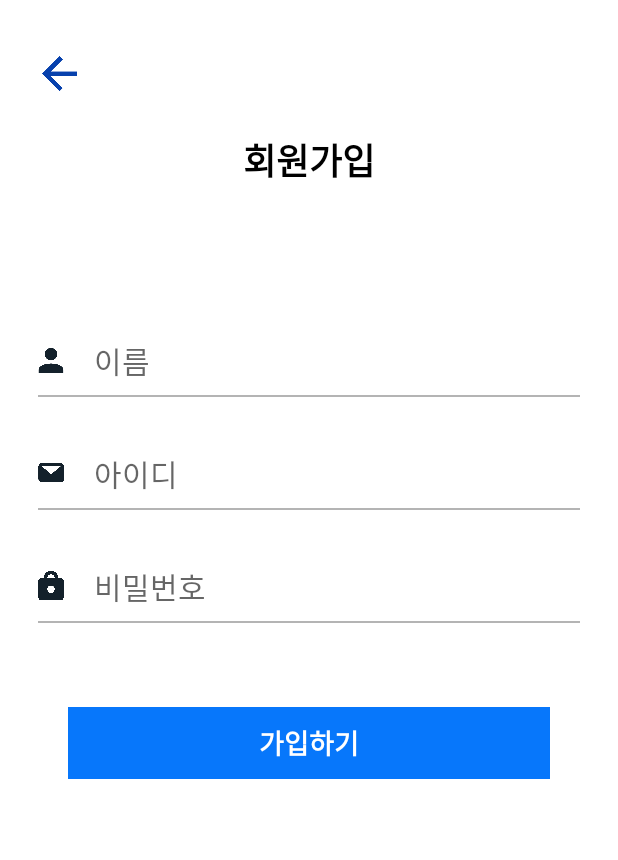
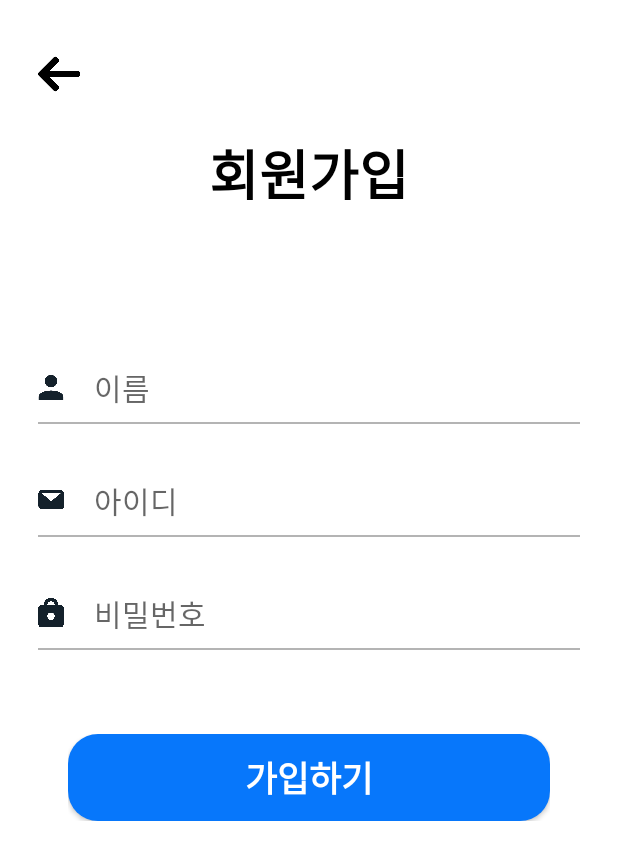
Before and after one commit to JoonSCode/mikkeul, an Android app: the SignUpActivity screen opened directly, with no data from a screen before it, on a phone screen of 412 x 824 dp. Shown: the top 860 px of the screen. Run offline under Robolectric (Android 15) with nearby library versions, the phone set to English and light mode, and no system bars.

Commit message:
layout 수정

```diff
--- a/app/src/main/java/com/unimaginablecode/mikkeul/SignUpActivity.java
+++ b/app/src/main/java/com/unimaginablecode/mikkeul/SignUpActivity.java
@@ -1,6 +1,9 @@
 package com.unimaginablecode.mikkeul;
 
 import android.os.Bundle;
+import android.view.View;
+import android.widget.ImageButton;
+import android.widget.ImageView;
 
 import androidx.appcompat.app.AppCompatActivity;
 
@@ -12,5 +15,12 @@ public class SignUpActivity extends AppCompatActivity {
         super.onCreate(savedInstanceState);
         setContentView(R.layout.activity_sign_up);
 
+        ImageView back_btn = findViewById(R.id.backbtn);
+        back_btn.setOnClickListener(new View.OnClickListener() {
+            @Override
+            public void onClick(View v) {
+                finish();
+            }
+        });
     }
 }
--- /dev/null
+++ b/app/src/main/res/drawable/main_btn.xml
@@ -0,0 +1,12 @@
+<?xml version="1.0" encoding="utf-8"?>
+<shape xmlns:android="http://schemas.android.com/apk/res/android"
+    android:padding="10dp"
+    android:shape="rectangle" >
+    <size android:height="58dp"/>
+    <solid android:color="@color/colorPrimary" />
+    <corners
+        android:bottomLeftRadius="20dp"
+        android:bottomRightRadius="20dp"
+        android:topLeftRadius="20dp"
+        android:topRightRadius="20dp" />
+</shape>
--- a/app/src/main/res/layout/activity_sign_up.xml
+++ b/app/src/main/res/layout/activity_sign_up.xml
@@ -11,13 +11,13 @@
         android:layout_height="wrap_content">
 
         <ImageView
-            android:id="@+id/imageView4"
+            android:id="@+id/backbtn"
             android:layout_width="50dp"
             android:layout_height="28dp"
             android:layout_marginLeft="25dp"
             android:layout_marginTop="35dp"
             android:scaleType="fitStart"
-            app:srcCompat="@drawable/back_btn_iocn" />
+            app:srcCompat="@drawable/back_btn" />
     </FrameLayout>
 
     <FrameLayout
@@ -32,7 +32,7 @@
             android:gravity="center"
             android:text="회원가입"
             android:textColor="#000000"
-            android:textSize="24sp"
+            android:textSize="36sp"
             android:textStyle="bold" />
     </FrameLayout>
 
@@ -214,10 +214,10 @@
             android:layout_height="match_parent"
             android:layout_gravity="center"
             android:layout_weight="1"
-            android:background="@color/colorPrimary"
+            android:background="@drawable/main_btn"
             android:text="가입하기"
             android:textColor="#FFFFFF"
-            android:textSize="18sp"
+            android:textSize="23sp"
             android:textStyle="bold" />
     </FrameLayout>
 
```
Also changed, not shown: app/src/main/java/com/unimaginablecode/mikkeul/MainActivity.java (+6 -3 lines), app/src/main/res/layout/activity_login.xml (+7 -5 lines), app/src/main/res/drawable/back_btn.png (added), app/src/main/res/drawable/back_btn_iocn.png (deleted).
